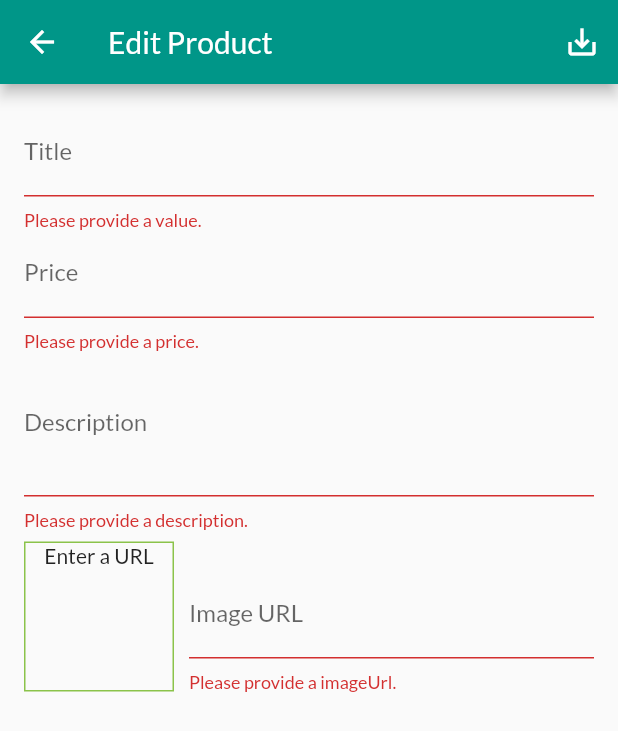
After one commit to twoCone/simple_shop_app, a Flutter app: the EditProductScreen screen opened by its route, after a tap on the "save alt" icon, on a phone screen of 412 x 824 dp. The commit adds this screen. Shown: the top 731 px of the screen. Run offline on Flutter 3.47's test engine with Material 2 defaults, Android fonts, the phone set to English and light mode, and no system bars; network calls fail.

Commit message:
Adding User Input & Forms

```diff
--- a/lib/main.dart
+++ b/lib/main.dart
@@ -3,7 +3,9 @@
 import 'package:myshop_app/providers/orders.dart';
 import 'package:myshop_app/providers/products_provider.dart';
 import 'package:myshop_app/screens/cart_screen.dart';
+import 'package:myshop_app/screens/edit_product_screen.dart';
 import 'package:myshop_app/screens/orders_screen.dart';
+import 'package:myshop_app/screens/user_products_screen.dart';
 import 'package:provider/provider.dart';
 
 import 'package:myshop_app/screens/product_detail_screen.dart';
@@ -31,6 +33,8 @@
           ProductDetailScreen.routeName: (ctx) => ProductDetailScreen(),
           CartScreen.routeName: (ctx) => CartScreen(),
           OrdersScreen.routeName: (ctx) => OrdersScreen(),
+          UserProductsScreen.routeName: (ctx) => UserProductsScreen(),
+          EditProductScreen.routeName: (ctx) => EditProductScreen(),
         },
       ),
     );
--- a/lib/providers/products_provider.dart
+++ b/lib/providers/products_provider.dart
@@ -63,8 +63,31 @@
   //   _showFavoritesOnly = false;
   // }
 
-  void addProduct() {
+  void addProduct(Product product) {
+    final newProduct = Product(
+        id: DateTime.now().toString(),
+        title: product.title,
+        imageUrl: product.imageUrl,
+        description: product.description,
+        price: product.price);
+
+    _items.add(newProduct);
     // _items.add(value);
     notifyListeners();
   }
+
+  void updateProduct(String id, Product newProduct) {
+    final productIndex = _items.indexWhere((product) => product.id == id);
+    if (productIndex >= 0) {
+      _items[productIndex] = newProduct;
+      notifyListeners();
+    } else {
+      print('...');
+    }
+  }
+
+  void deleteProduct(String id) {
+    _items.removeWhere((prod) => prod.id == id);
+    notifyListeners();
+  }
 }
--- /dev/null
+++ b/lib/screens/edit_product_screen.dart
@@ -0,0 +1,246 @@
+import 'package:flutter/material.dart';
+import 'package:flutter/services.dart';
+import 'package:myshop_app/providers/product.dart';
+import 'package:myshop_app/providers/products_provider.dart';
+import 'package:provider/provider.dart';
+
+class EditProductScreen extends StatefulWidget {
+  static const routeName = '/edit-product';
+  const EditProductScreen({Key? key}) : super(key: key);
+
+  @override
+  _EditProductScreenState createState() => _EditProductScreenState();
+}
+
+class _EditProductScreenState extends State<EditProductScreen> {
+  final _priceFocusNode = FocusNode();
+  final _descriptionFocusNode = FocusNode();
+  final _imageUrlController = TextEditingController();
+  final _imageUrlFocusNode = FocusNode();
+  final _form = GlobalKey<FormState>();
+  var _editedProduct =
+      Product(id: '', title: '', imageUrl: '', description: '', price: 0);
+  var _isInit = true;
+  var _initValues = {
+    'title': '',
+    'description': '',
+    'price': '',
+    'imageUrl': '',
+  };
+
+  @override
+  void initState() {
+    _imageUrlFocusNode.addListener(_updateImageUrl);
+    super.initState();
+  }
+
+  @override
+  void didChangeDependencies() {
+    if (_isInit) {
+      final productId = ModalRoute.of(context)?.settings.arguments as String?;
+      if (productId != null) {
+        _editedProduct =
+            Provider.of<Products>(context, listen: false).findById(productId);
+        _initValues = {
+          'title': _editedProduct.title,
+          'description': _editedProduct.description,
+          'price': _editedProduct.price.toString(),
+          'imageUrl': ''
+        };
+        _imageUrlController.text = _editedProduct.imageUrl;
+      }
+    }
+    _isInit = false;
+    // TODO: implement didChangeDependencies
+    super.didChangeDependencies();
+  }
+
+  @override
+  void dispose() {
+    _imageUrlFocusNode.removeListener(_updateImageUrl);
+    _priceFocusNode.dispose();
+    _descriptionFocusNode.dispose();
+    _imageUrlController.dispose();
+    _imageUrlFocusNode.dispose();
+    super.dispose();
+  }
+
+  void _updateImageUrl() {
+    if (!_imageUrlFocusNode.hasFocus) {
+      setState(() {});
+    }
+  }
+
+  void _saveForm() {
+    final isValid = _form.currentState!.validate();
+    if (!isValid) {
+      return;
+    }
+    _form.currentState!.save();
+    if (_editedProduct.id != '') {
+      Provider.of<Products>(context, listen: false)
+          .updateProduct(_editedProduct.id, _editedProduct);
+    } else {
+      Provider.of<Products>(context, listen: false).addProduct(_editedProduct);
+    }
+    Navigator.of(context).pop();
+  }
+
+  @override
+  Widget build(BuildContext context) {
+    return Scaffold(
+      appBar: AppBar(title: Text('Edit Product'), actions: <Widget>[
+        IconButton(onPressed: _saveForm, icon: Icon(Icons.save_alt_outlined))
+      ]),
+      body: Padding(
+        padding: const EdgeInsets.all(16.0),
+        child: Form(
+          key: _form,
+          child: ListView(
+            children: <Widget>[
+              TextFormField(
+                initialValue: _initValues['title'],
+                decoration: InputDecoration(labelText: 'Title'),
+                textInputAction: TextInputAction.next,
+                onFieldSubmitted: (_) {
+                  FocusScope.of(context).requestFocus(_priceFocusNode);
+                },
+                validator: (value) {
+                  if (value!.isEmpty) {
+                    return 'Please provide a value.';
+                  }
+                  return null;
+                },
+                onSaved: (value) {
+                  _editedProduct = Product(
+                      title: value ?? '',
+                      price: _editedProduct.price,
+                      description: _editedProduct.description,
+                      imageUrl: _editedProduct.imageUrl,
+                      id: _editedProduct.id,
+                      isFavorite: _editedProduct.isFavorite);
+                },
+              ),
+              TextFormField(
+                initialValue: _initValues['price'],
+                decoration: InputDecoration(labelText: 'Price'),
+                textInputAction: TextInputAction.next,
+                keyboardType: TextInputType.number,
+                focusNode: _priceFocusNode,
+                onFieldSubmitted: (_) {
+                  FocusScope.of(context).requestFocus(_descriptionFocusNode);
+                },
+                validator: (value) {
+                  if (value!.isEmpty) {
+                    return 'Please provide a price.';
+                  }
+                  if (double.tryParse(value) == null) {
+                    return 'Please provide valide price';
+                  }
+                  if (double.parse(value) <= 0) {
+                    return 'Please provide a number greater than 0';
+                  }
+                  return null;
+                },
+                onSaved: (value) {
+                  _editedProduct = Product(
+                      title: _editedProduct.title,
+                      price: double.parse(value ?? '0'),
+                      description: _editedProduct.description,
+                      imageUrl: _editedProduct.imageUrl,
+                      id: _editedProduct.id,
+                      isFavorite: _editedProduct.isFavorite);
+                },
+              ),
+              TextFormField(
+                initialValue: _initValues['description'],
+                decoration: InputDecoration(labelText: 'Description'),
+                maxLines: 3,
+                keyboardType: TextInputType.multiline,
+                focusNode: _descriptionFocusNode,
+                validator: (value) {
+                  if (value!.isEmpty) {
+                    return 'Please provide a description.';
+                  }
+                  if (value.length < 10) {
+                    return 'Please provide proper description';
+                  }
+                  return null;
+                },
+                onSaved: (value) {
+                  _editedProduct = Product(
+                      title: _editedProduct.title,
+                      price: _editedProduct.price,
+                      description: value ?? '',
+                      imageUrl: _editedProduct.imageUrl,
+                      id: _editedProduct.id,
+                      isFavorite: _editedProduct.isFavorite);
+                },
+              ),
+              Row(
+                crossAxisAlignment: CrossAxisAlignment.end,
+                children: <Widget>[
+                  Container(
+                    width: 100,
+                    height: 100,
+                    margin: const EdgeInsets.only(
+                      top: 8,
+                      right: 10,
+                    ),
+                    decoration: BoxDecoration(
+                        border: Border.all(width: 1, color: Colors.lightGreen)),
+                    child: _imageUrlController.text.isEmpty
+                        ? const Text(
+                            'Enter a URL',
+                            textAlign: TextAlign.center,
+                          )
+                        : FittedBox(
+                            child: Image.network(
+                              _imageUrlController.text,
+                              fit: BoxFit.cover,
+                            ),
+                          ),
+                  ),
+                  Expanded(
+                    child: TextFormField(
+                      decoration: InputDecoration(labelText: 'Image URL'),
+                      keyboardType: TextInputType.url,
+                      textInputAction: TextInputAction.done,
+                      controller: _imageUrlController,
+                      focusNode: _imageUrlFocusNode,
+                      onEditingComplete: () {
+                        setState(() {});
+                      },
+                      onFieldSubmitted: (_) {
+                        _saveForm();
+                      },
+                      validator: (value) {
+                        if (value!.isEmpty) {
+                          return 'Please provide a imageUrl.';
+                        }
+                        if (!value.startsWith('http') &&
+                            !value.startsWith('https')) {
+                          return 'Please provide valid url';
+                        }
+                        return null;
+                      },
+                      onSaved: (value) {
+                        _editedProduct = Product(
+                            title: _editedProduct.title,
+                            price: _editedProduct.price,
+                            description: _editedProduct.description,
+                            imageUrl: value ?? '',
+                            id: _editedProduct.id,
+                            isFavorite: _editedProduct.isFavorite);
+                      },
+                    ),
+                  ),
+                ],
+              )
+            ],
+          ),
+        ),
+      ),
+    );
+  }
+}
--- a/lib/widgets/app_drawer.dart
+++ b/lib/widgets/app_drawer.dart
@@ -1,5 +1,6 @@
 import 'package:flutter/material.dart';
 import 'package:myshop_app/screens/orders_screen.dart';
+import 'package:myshop_app/screens/user_products_screen.dart';
 
 class AppDrawer extends StatelessWidget {
   const AppDrawer({Key? key}) : super(key: key);
@@ -21,6 +22,7 @@
               Navigator.of(context).pushReplacementNamed('/');
             },
           ),
+          const Divider(),
           ListTile(
             leading: Icon(Icons.shop),
             title: Text('Orders'),
@@ -28,6 +30,15 @@
               Navigator.of(context)
                   .pushReplacementNamed(OrdersScreen.routeName);
             },
+          ),
+          const Divider(),
+          ListTile(
+            leading: Icon(Icons.edit),
+            title: Text('Manage Products'),
+            onTap: () {
+              Navigator.of(context)
+                  .pushReplacementNamed(UserProductsScreen.routeName);
+            },
           )
         ],
       ),
```
Also changed, not shown: lib/providers/cart.dart (+20 -0 lines), lib/screens/user_products_screen.dart (added, +34 -0 lines), lib/widgets/cart_item.dart (+21 -0 lines), lib/widgets/product_item.dart (+11 -0 lines), lib/widgets/user_product_item.dart (added, +46 -0 lines).
